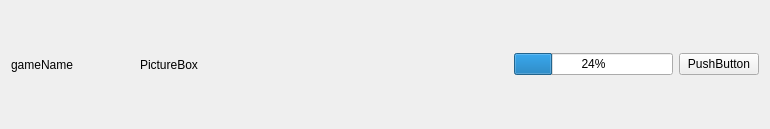
Before: the Qt Designer form gameitem.ui in jiangzc/FlashBox, drawn with Qt 5.
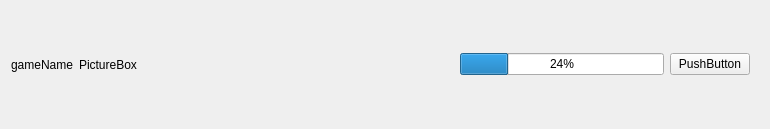
After: the same form once the commit is applied.

The edit to the form file:
```diff
--- a/gameitem.ui
+++ b/gameitem.ui
@@ -13,7 +13,7 @@
   <property name="windowTitle">
    <string>Form</string>
   </property>
-  <layout class="QHBoxLayout" name="horizontalLayout_3" stretch="1,1,2,2">
+  <layout class="QHBoxLayout" name="horizontalLayout_2">
    <item>
     <widget class="QLabel" name="gameName">
      <property name="text">
@@ -42,6 +42,7 @@
     </spacer>
    </item>
    <item>
+    <widget class="QWidget" name="" native="true">
     <layout class="QHBoxLayout" name="horizontalLayout">
      <item>
       <widget class="QProgressBar" name="progressBar">
@@ -61,6 +62,7 @@
       </widget>
      </item>
     </layout>
+    </widget>
    </item>
   </layout>
  </widget>
```
Lines whose indentation alone changed are shown as unchanged.
